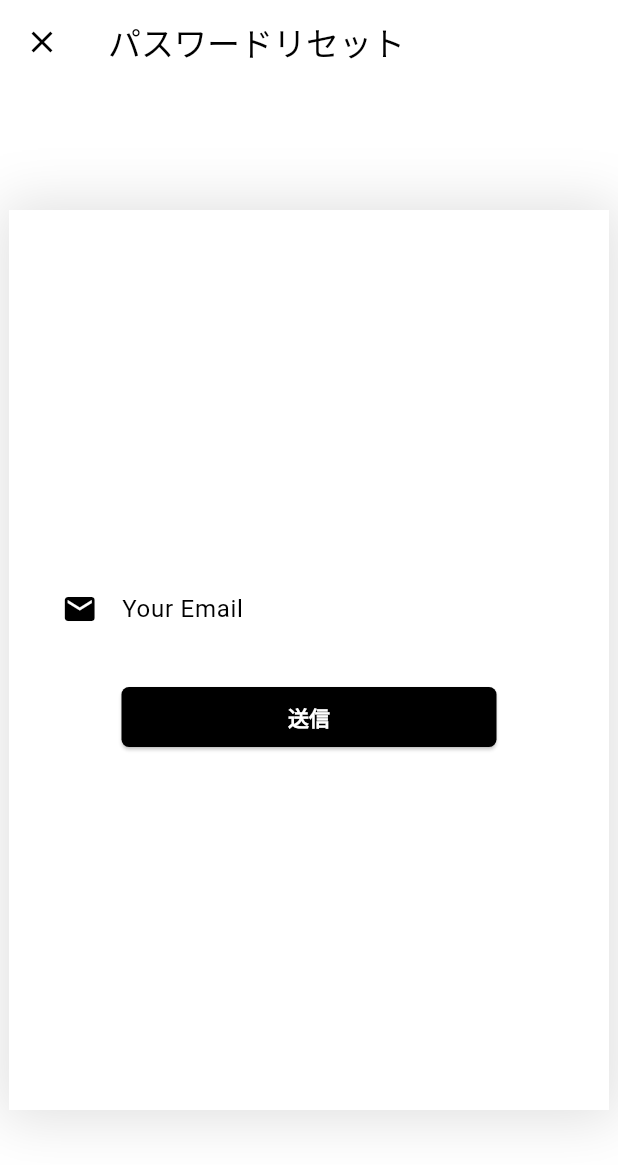
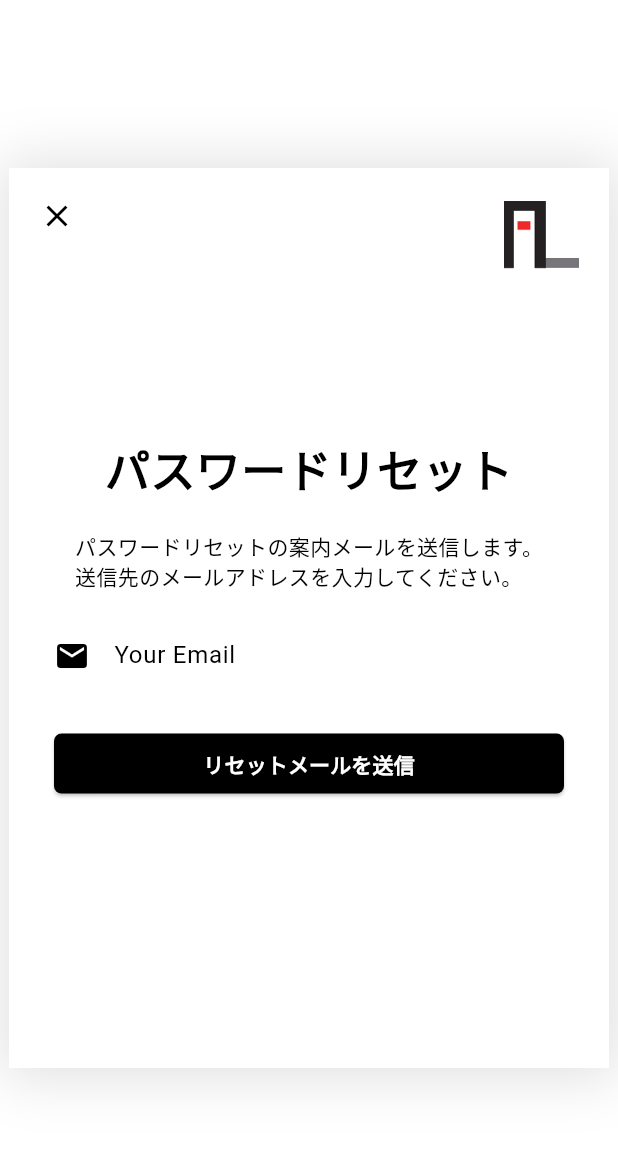
Before and after one commit to Yoshioka555/newrecs, a Flutter app: the screen it shows after launch, after a tap on "パスワードをお忘れですか？", on a phone screen of 412 x 824 dp. Shown: the top 1165 px of the screen. Run offline on Flutter 3.47's test engine with Material 3 defaults, Android fonts, the phone set to English and light mode, and no system bars; our stand-ins replace file_picker, firebase_auth, firebase_core, flutter_chat_types, flutter_chat_ui, flutter_datetime_picker_plus and 11 more; missing offline and left inert: flutter_background_service, image_downloader_web, image_picker_web, record, wifi_info_flutter; accounts and stored records are empty.

Commit message:
second commit

```diff
--- a/lib/attendance/attendance_home_page.dart
+++ b/lib/attendance/attendance_home_page.dart
@@ -54,11 +54,11 @@ class _AttendanceHomePageState extends State<AttendanceHomePage> {
           ],
           centerTitle: true,
           elevation: 0.0,
-          title: Row(
+          title: const Row(
             mainAxisAlignment: MainAxisAlignment.spaceBetween,
             children: [
               Text('Attendance'),
-              const SizedBox(height: 50, width: 100, child: DoorStatusAppbar()),
+              SizedBox(height: 70, width: 170, child: DoorStatusAppbar()),
             ],
           ),
           bottom: const TabBar(
@@ -80,6 +80,7 @@ class _AttendanceHomePageState extends State<AttendanceHomePage> {
         ),
         drawer: const UserDrawer(),
         floatingActionButton: FloatingActionButton(
+          backgroundColor: Colors.green[200],
           onPressed: () async {
             //画面遷移
             await Navigator.push(
--- a/lib/attendance/attendance_page_responsive.dart
+++ b/lib/attendance/attendance_page_responsive.dart
@@ -18,7 +18,7 @@ class AttendancePageTop extends StatelessWidget {
         colorScheme: ColorScheme.fromSwatch(primarySwatch: Colors.green),
       ),
       child: const ResponsiveWidget(
-        //従来通りのUI
+        //モバイル用のUI
         mobileWidget: AttendanceHomePage(),
         //Web用のUI
         webWidget: AttendancePageWeb(),
--- a/lib/event/event_index_page.dart
+++ b/lib/event/event_index_page.dart
@@ -340,6 +340,7 @@ class _EventIndexPageState extends State<EventIndexPage> {
         ),
         drawer: const UserDrawer(),
         floatingActionButton: FloatingActionButton(
+          backgroundColor: Colors.purple[200],
           onPressed: () async {
             //画面遷移
             await Navigator.push(
--- a/lib/event/event_page_web.dart
+++ b/lib/event/event_page_web.dart
@@ -20,13 +20,13 @@ class EventPageWeb extends StatelessWidget {
       appBar: AppBar(
         elevation: 0,
         centerTitle: false,
-        title: Row(
+        title: const Row(
           mainAxisAlignment: MainAxisAlignment.spaceBetween,
           children: [
             Text(
               'Event Management',
             ),
-            const SizedBox(height: 30, child: DoorStatusAppbar()),
+            SizedBox(height: 30, child: DoorStatusAppbar()),
           ],
         ),
         actions: [
@@ -43,6 +43,7 @@ class EventPageWeb extends StatelessWidget {
       ),
       drawer: const UserDrawer(),
       floatingActionButton: FloatingActionButton(
+        backgroundColor: Colors.purple[200],
         onPressed: () async {
           //画面遷移
           await Navigator.push(
--- a/lib/login/login_page.dart
+++ b/lib/login/login_page.dart
@@ -1,8 +1,6 @@
 import 'package:firebase_auth/firebase_auth.dart';
 import 'package:flutter/material.dart';
 import 'package:provider/provider.dart';
-import 'package:flutter_signin_button/button_list.dart';
-import 'package:flutter_signin_button/button_view.dart';
 
 import '../header_footer_drawer/footer.dart';
 import '../register/register_page.dart';
@@ -51,13 +49,13 @@ class LoginPage extends StatelessWidget {
                             padding: const EdgeInsets.only(left: 30, right: 30),
                             child: Column(
                               children: [
-                                SizedBox(
+                                const SizedBox(
                                     height: 70,
                                     child: Image(
                                         image: AssetImage(
-                                            'assets/images/al_logo.png'))),
-                                SizedBox(height: 30),
-                                Text(
+                                            'assets/images/al_logo_cleaned.png'))),
+                                const SizedBox(height: 30),
+                                const Text(
                                   'ログイン',
                                   style: TextStyle(
                                       color: Colors.black,
@@ -73,16 +71,8 @@ class LoginPage extends StatelessWidget {
                                   ),
                                 ),
                                 */
-                                SizedBox(height: 10),
-                                ConstrainedBox(
-                                  //横長の最大値の設定
-                                  constraints:
-                                      const BoxConstraints(maxWidth: 700),
-                                  child: SizedBox(
-                                    //横長がウィンドウサイズの８割になる設定
-                                    width:
-                                        MediaQuery.of(context).size.width * 0.8,
-                                    child: TextField(
+                                const SizedBox(height: 10),
+                                TextField(
                                   controller: model.emailController,
                                   cursorColor: Colors.red,
                                   decoration: const InputDecoration(
@@ -94,20 +84,10 @@ class LoginPage extends StatelessWidget {
                                     model.setEmail(text);
                                   },
                                 ),
-                                  ),
-                                ),
                                 const SizedBox(
                                   height: 16,
                                 ),
-                                ConstrainedBox(
-                                  //横長の最大値の設定
-                                  constraints:
-                                      const BoxConstraints(maxWidth: 700),
-                                  child: SizedBox(
-                                    //横長がウィンドウサイズの８割になる設定
-                                    width:
-                                        MediaQuery.of(context).size.width * 0.8,
-                                    child: TextFormField(
+                                TextFormField(
                                   controller: model.passwordController,
                                   obscureText: model.isObscure,
                                   cursorColor: Colors.red,
@@ -130,9 +110,7 @@ class LoginPage extends StatelessWidget {
                                     model.setPassword(text);
                                   },
                                 ),
-                                  ),
-                                ),
-                                SizedBox(height: 5),
+                                const SizedBox(height: 5),
                                 Row(
                                   mainAxisAlignment:
                                       MainAxisAlignment.spaceBetween,
@@ -153,12 +131,12 @@ class LoginPage extends StatelessWidget {
                                     ),
                                   ],
                                 ),
-                                SizedBox(height: 5),
+                                const SizedBox(height: 5),
                                 SizedBox(
                                   width: double.infinity,
                                   child: ElevatedButton(
                                     style: ElevatedButton.styleFrom(
-                                      fixedSize: Size(200, double.infinity),
+                                      fixedSize: const Size(200, double.infinity),
                                       backgroundColor: Colors.black, //ボタンの背景色
                                         shape: RoundedRectangleBorder(
                                             borderRadius: BorderRadius.circular(5)),
@@ -200,7 +178,7 @@ class LoginPage extends StatelessWidget {
                                         model.endLoading();
                                       }
                                     },
-                                    child: Text(
+                                    child: const Text(
                                       'ログインする',
                                       style: TextStyle(
                                           color: Colors.white,
@@ -208,11 +186,11 @@ class LoginPage extends StatelessWidget {
                                     ),
                                   ),
                                 ),
-                                SizedBox(height: 5),
+                                const SizedBox(height: 5),
                                 Row(
                                   mainAxisAlignment: MainAxisAlignment.center,
                                   children: [
-                                    Text('アカウントが未登録ですか?'),
+                                    const Text('アカウントが未登録ですか?'),
                                     TextButton(
                                       onPressed: () async {
                                         //画面遷移
--- a/lib/reset_password/reset_password_page.dart
+++ b/lib/reset_password/reset_password_page.dart
@@ -19,7 +19,7 @@ class ResetPasswordPage extends StatelessWidget {
           colorScheme: ColorScheme.fromSwatch(primarySwatch: Colors.red),
         ),
         child: Scaffold(
-          appBar: AppBar(title: Text('パスワードリセット'),),
+          //appBar: AppBar(title: Text('パスワードリセット'),),
           body: Consumer<ResetPasswordModel>(builder: (context, model, child) {
             return Center(
               child: Container(
@@ -38,20 +38,58 @@ class ResetPasswordPage extends StatelessWidget {
                 width: 400,
                 child: Stack(
                   children: [
+                    const Padding(
+                      padding: EdgeInsets.all(20.0),
+                      child: Align(
+                        alignment: Alignment.topRight,
+                        child: SizedBox(
+                            height: 50,
+                            child: Image(
+                                image: AssetImage(
+                                    'assets/images/al_logo_cleaned.png'))),
+                      ),
+                    ),
+                    Padding(
+                      padding: const EdgeInsets.all(8.0),
+                      child: Align(
+                        alignment: Alignment.topLeft,
+                        child: IconButton(
+                            onPressed: () {
+                              Navigator.pop(context);
+                            },
+                            icon: const Icon(Icons.clear)),
+                      ),
+                    ),
                     Center(
                       child: SingleChildScrollView(
                         child: Padding(
                           padding: const EdgeInsets.only(left: 30, right: 30),
                           child: Column(
                             children: [
-                              ConstrainedBox(
-                                constraints:
-                                    const BoxConstraints(maxWidth: 700),
-                                child: SizedBox(
-                                  //横長がウィンドウサイズの８割になる設定
-                                  width:
-                                      MediaQuery.of(context).size.width * 0.8,
-                                  child: TextField(
+                              /*
+                              SizedBox(
+                                  height: 70,
+                                  child: Image(
+                                      image: AssetImage(
+                                          'assets/images/al_logo.png'))),
+                              SizedBox(height: 30),
+                              */
+                              const Text(
+                                'パスワードリセット',
+                                style: TextStyle(
+                                    color: Colors.black,
+                                    fontSize: 30,
+                                    fontWeight: FontWeight.bold),
+                              ),
+                              const SizedBox(height: 20),
+                              const Text(
+                                'パスワードリセットの案内メールを送信します。\n送信先のメールアドレスを入力してください。',
+                                style: TextStyle(
+                                  color: Colors.black,
+                                ),
+                              ),
+                              const SizedBox(height: 15),
+                              TextField(
                                 controller: model.emailController,
                                 decoration: const InputDecoration(
                                   labelText: 'Your Email',
@@ -61,22 +99,16 @@ class ResetPasswordPage extends StatelessWidget {
                                   model.setEmail(text);
                                 },
                               ),
-                                ),
-                              ),
-                              const SizedBox(
-                                height: 20,
-                              ),
-                              ConstrainedBox(
-                                constraints:
-                                    const BoxConstraints(maxWidth: 250),
-                                child: SizedBox(
+                              const SizedBox(height: 20),
+                              SizedBox(
                                 width: double.infinity,
                                 child: ElevatedButton(
                                   style: ElevatedButton.styleFrom(
-                                      fixedSize: Size(200, double.infinity),
+                                    fixedSize: const Size(200, double.infinity),
                                     backgroundColor: Colors.black, //ボタンの背景色
                                     shape: RoundedRectangleBorder(
-                                          borderRadius: BorderRadius.circular(5)),
+                                        borderRadius:
+                                            BorderRadius.circular(5)),
                                   ),
                                   onPressed: () async {
                                     model.startLoading();
@@ -117,11 +149,10 @@ class ResetPasswordPage extends StatelessWidget {
                                     }
                                   },
                                   child: const Text(
-                                      '送信',
+                                    'リセットメールを送信',
                                     style: TextStyle(
                                         color: Colors.white,
                                         fontWeight: FontWeight.bold),
-                                    ),
                                   ),
                                 ),
                               ),
```
Also changed, not shown: lib/attendance/attendance_page_web.dart (+8 -1 lines), lib/header_footer_drawer/drawer.dart (+21 -25 lines), lib/header_footer_drawer/footer.dart (+5 -5 lines), lib/register/register_page.dart (+87 -76 lines). Lines whose indentation alone changed are shown as unchanged.
